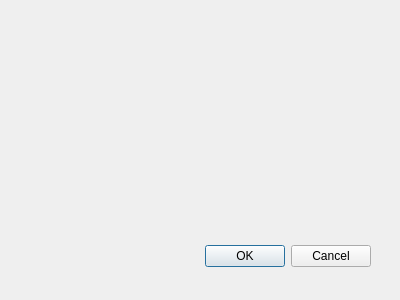
Above: updateweight.ui from kevinlucas23/getFit before the change. Below: the same form after it.
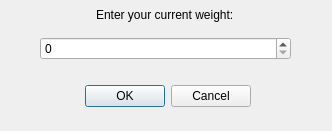
That is the form after the change.

The edit to the form file:
```diff
--- a/updateweight.ui
+++ b/updateweight.ui
@@ -8,8 +8,8 @@
    <rect>
     <x>0</x>
     <y>0</y>
-    <width>400</width>
-    <height>300</height>
+    <width>332</width>
+    <height>131</height>
    </rect>
   </property>
   <property name="windowTitle">
@@ -18,9 +18,9 @@
   <widget class="QDialogButtonBox" name="buttonBox">
    <property name="geometry">
     <rect>
-     <x>30</x>
-     <y>240</y>
-     <width>341</width>
+     <x>80</x>
+     <y>80</y>
+     <width>171</width>
      <height>32</height>
     </rect>
    </property>
@@ -31,6 +31,28 @@
     <set>QDialogButtonBox::Cancel|QDialogButtonBox::Ok</set>
    </property>
   </widget>
+  <widget class="QWidget" name="verticalLayoutWidget">
+   <property name="geometry">
+    <rect>
+     <x>40</x>
+     <y>-1</y>
+     <width>251</width>
+     <height>61</height>
+    </rect>
+   </property>
+   <layout class="QVBoxLayout" name="verticalLayout">
+    <item alignment="Qt::AlignHCenter">
+     <widget class="QLabel" name="label">
+      <property name="text">
+       <string>Enter your current weight:</string>
+      </property>
+     </widget>
+    </item>
+    <item>
+     <widget class="QSpinBox" name="spinBox"/>
+    </item>
+   </layout>
+  </widget>
  </widget>
  <pixmapfunction/>
  <resources/>
```
Left out of the diff: 5 changed lines with no effect on the pictures.
